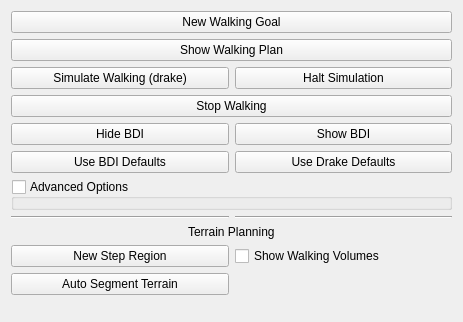
openhumanoids/oh-distro, file software/ddapp/src/app/ddFootsteps.ui: the form before one commit; both pictures show x 0 to 463 and y 0 to 322 of the 463 by 538 pixel window.
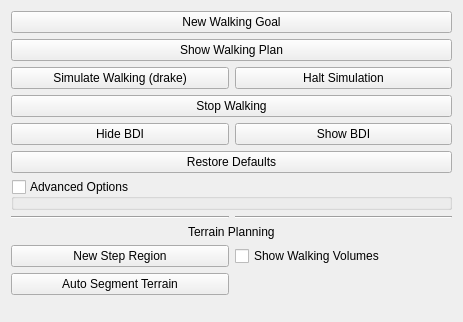
The form after the commit.

Commit message: add multiple defaults sets

```diff
--- a/software/ddapp/src/app/ddFootsteps.ui
+++ b/software/ddapp/src/app/ddFootsteps.ui
@@ -69,20 +69,6 @@
      </property>
     </widget>
    </item>
-   <item row="7" column="0">
-    <widget class="QPushButton" name="BDIDefaultsButton">
-     <property name="text">
-      <string>Use BDI Defaults</string>
-     </property>
-    </widget>
-   </item>
-   <item row="7" column="1">
-    <widget class="QPushButton" name="drakeDefaultsButton">
-     <property name="text">
-      <string>Use Drake Defaults</string>
-     </property>
-    </widget>
-   </item>
    <item row="9" column="0" colspan="2">
     <widget class="QGroupBox" name="paramsContainer">
      <property name="focusPolicy">
@@ -148,6 +134,13 @@
      </property>
     </widget>
    </item>
+   <item row="7" column="0" colspan="2">
+    <widget class="QPushButton" name="restoreDefaultsButton">
+     <property name="text">
+      <string>Restore Defaults</string>
+     </property>
+    </widget>
+   </item>
   </layout>
  </widget>
  <resources/>
```
The commit also changes 2 other files.
